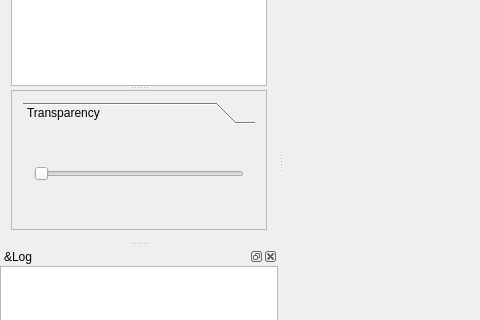
The window that include/hpp/gui/ui/mainwindow.ui (humanoid-path-planner/hpp-gui) describes before a commit, drawn with Qt 5; both pictures show x 0 to 480 and y 215 to 535 of the 754 by 728 pixel window.
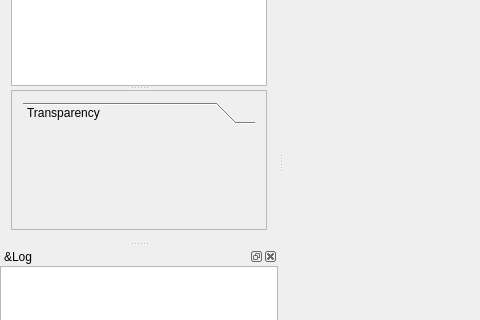
The same window after the commit. Icons and pictures are not drawn. Custom widgets are drawn as their Qt base class.

What changed in the file:
```diff
--- a/include/hpp/gui/ui/mainwindow.ui
+++ b/include/hpp/gui/ui/mainwindow.ui
@@ -143,8 +143,8 @@
           <rect>
            <x>0</x>
            <y>0</y>
-           <width>282</width>
-           <height>177</height>
+           <width>254</width>
+           <height>134</height>
           </rect>
          </property>
          <layout class="QVBoxLayout" name="verticalLayout_2">
@@ -158,22 +158,14 @@
               <rect>
                <x>0</x>
                <y>0</y>
-               <width>266</width>
-               <height>133</height>
+               <width>238</width>
+               <height>90</height>
               </rect>
              </property>
              <attribute name="label">
               <string>Transparency</string>
              </attribute>
-             <layout class="QHBoxLayout" name="horizontalLayout">
-              <item>
-               <widget class="QSlider" name="horizontalSlider">
-                <property name="orientation">
-                 <enum>Qt::Horizontal</enum>
-                </property>
-               </widget>
-              </item>
-             </layout>
+             <layout class="QHBoxLayout" name="horizontalLayout"/>
             </widget>
            </widget>
           </item>
```
Left out of the diff: 2 changed lines with no effect on the pictures.
